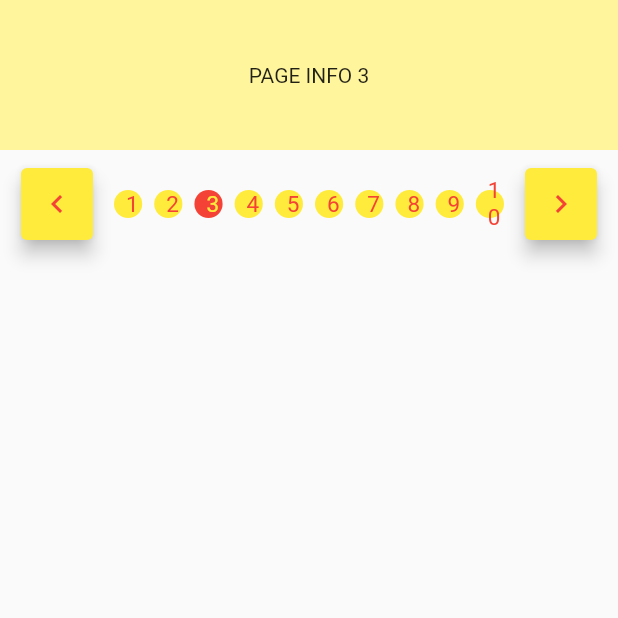
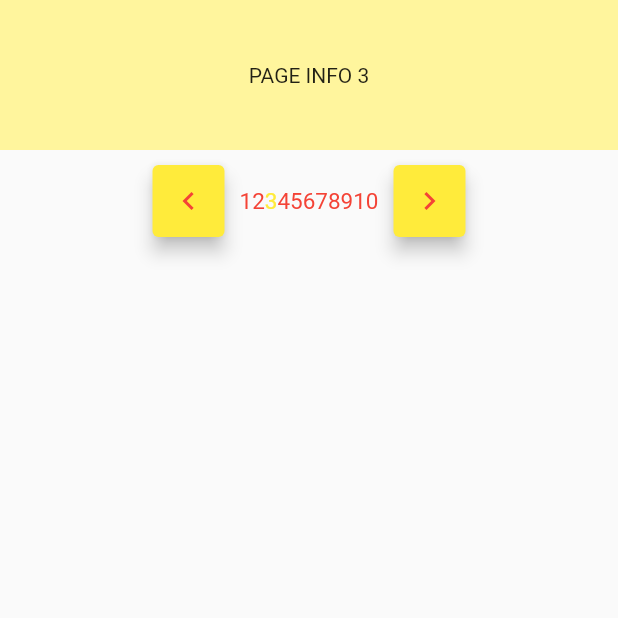
Before and after one commit to ramaraju439/number_pagination, a Flutter app: the screen it shows after launch, on a phone screen of 412 x 824 dp, the top half of it. Run offline on Flutter 3.47's test engine with Material 2 defaults, Android fonts, the phone set to English and light mode, and no system bars.

```diff
--- a/lib/number_pagination.dart
+++ b/lib/number_pagination.dart
@@ -168,14 +168,14 @@ class _NumberPaginationState extends State<NumberPagination> {
                 highlightColor: Colors.transparent,
                 onTap: () => _changePage(index + 1 + rangeStart),
                 child: Container(
-                  margin: const EdgeInsets.all(4),
-                  padding:
-                      const EdgeInsets.symmetric(vertical: 4, horizontal: 8),
-                  decoration: BoxDecoration(
-                    shape: BoxShape.circle,
-                    color: (currentPage - 1) % widget.threshold == index
-                        ? widget.colorPrimary
-                        : widget.colorSub,
+                  // margin: const EdgeInsets.all(4),
+                  // padding:
+                  //     const EdgeInsets.symmetric(vertical: 4, horizontal: 8),
+                  // decoration: BoxDecoration(
+                  //   shape: BoxShape.circle,
+                  //   color: (currentPage - 1) % widget.threshold == index
+                  //       ? widget.colorPrimary
+                  //       : widget.colorSub,
                   // borderRadius: BorderRadius.all(Radius.circular(4)),
                   // boxShadow: [
                   //   BoxShadow(
@@ -184,7 +184,7 @@ class _NumberPaginationState extends State<NumberPagination> {
                   //     blurRadius: 6.0,
                   //   ),
                   // ],
-                  ),
+                  // ),
                   child: Text(
                     '${index + 1 + rangeStart}',
                     style: TextStyle(
```
Lines whose indentation alone changed are shown as unchanged.
